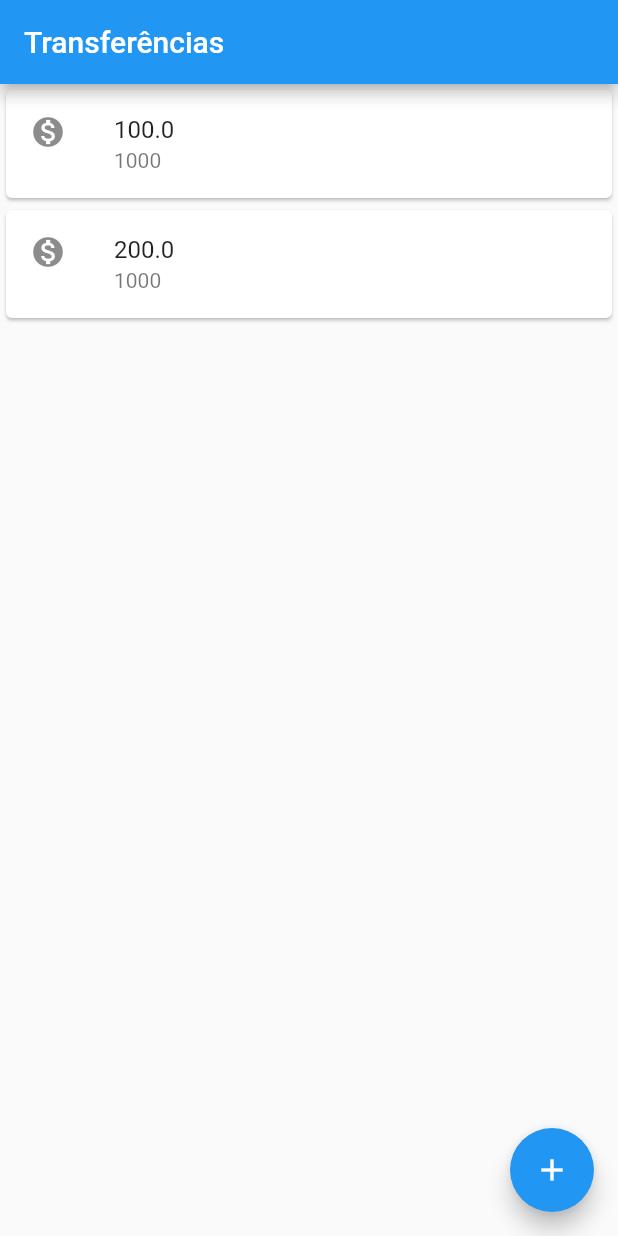
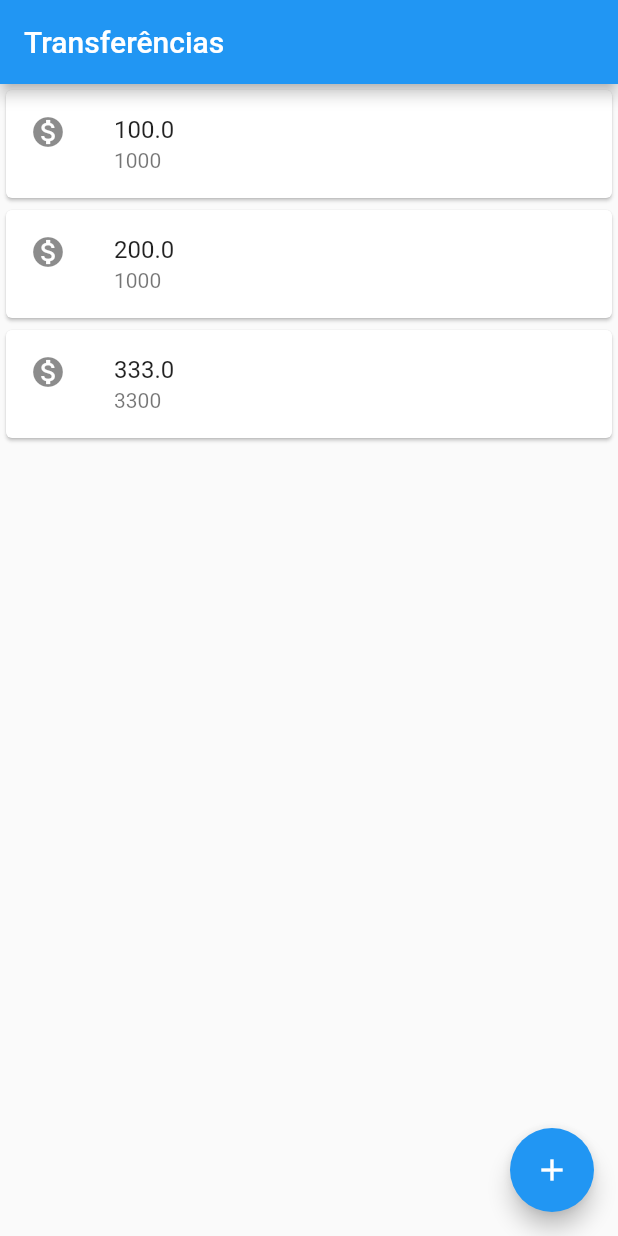
Before and after one commit to Dougsrodrigues/ByteBank, a Flutter app: the screen it shows after launch, on a phone screen of 412 x 824 dp. Run offline on Flutter 3.47's test engine with Material 2 defaults, Android fonts, the phone set to English and light mode, and no system bars.

Commit message:
06 - refatorando codigo

```diff
--- a/lib/main.dart
+++ b/lib/main.dart
@@ -11,25 +11,45 @@ void main() {
           child: Icon(Icons.add),
           onPressed: null,
         ),
-        body: Column(
-          children: [
-            Card(
-              child: ListTile(
-                leading: Icon(Icons.monetization_on),
-                title: Text('100.0'),
-                subtitle: Text('1000'),
-              ),
-            ),
-            Card(
-              child: ListTile(
-                leading: Icon(Icons.monetization_on),
-                title: Text('200.0'),
-                subtitle: Text('1000'),
-              ),
-            ),
-          ],
-        ),
+        body: ListaTransferencia(),
       ),
     ),
   );
 }
+
+class ListaTransferencia extends StatelessWidget {
+  @override
+  Widget build(BuildContext context) {
+    return Column(
+      children: [
+        ItemTransferencia(Transferencia(100.0, 1000)),
+        ItemTransferencia(Transferencia(200.0, 1000)),
+        ItemTransferencia(Transferencia(333.0, 3300)),
+      ],
+    );
+  }
+}
+
+class ItemTransferencia extends StatelessWidget {
+  final Transferencia _transferencia;
+
+  ItemTransferencia(this._transferencia);
+
+  @override
+  Widget build(BuildContext context) {
+    return Card(
+      child: ListTile(
+        leading: Icon(Icons.monetization_on),
+        title: Text(_transferencia.valor.toString()),
+        subtitle: Text(_transferencia.numeroConta.toString()),
+      ),
+    );
+  }
+}
+
+class Transferencia {
+  final double valor;
+  final int numeroConta;
+
+  Transferencia(this.valor, this.numeroConta);
+}
```
